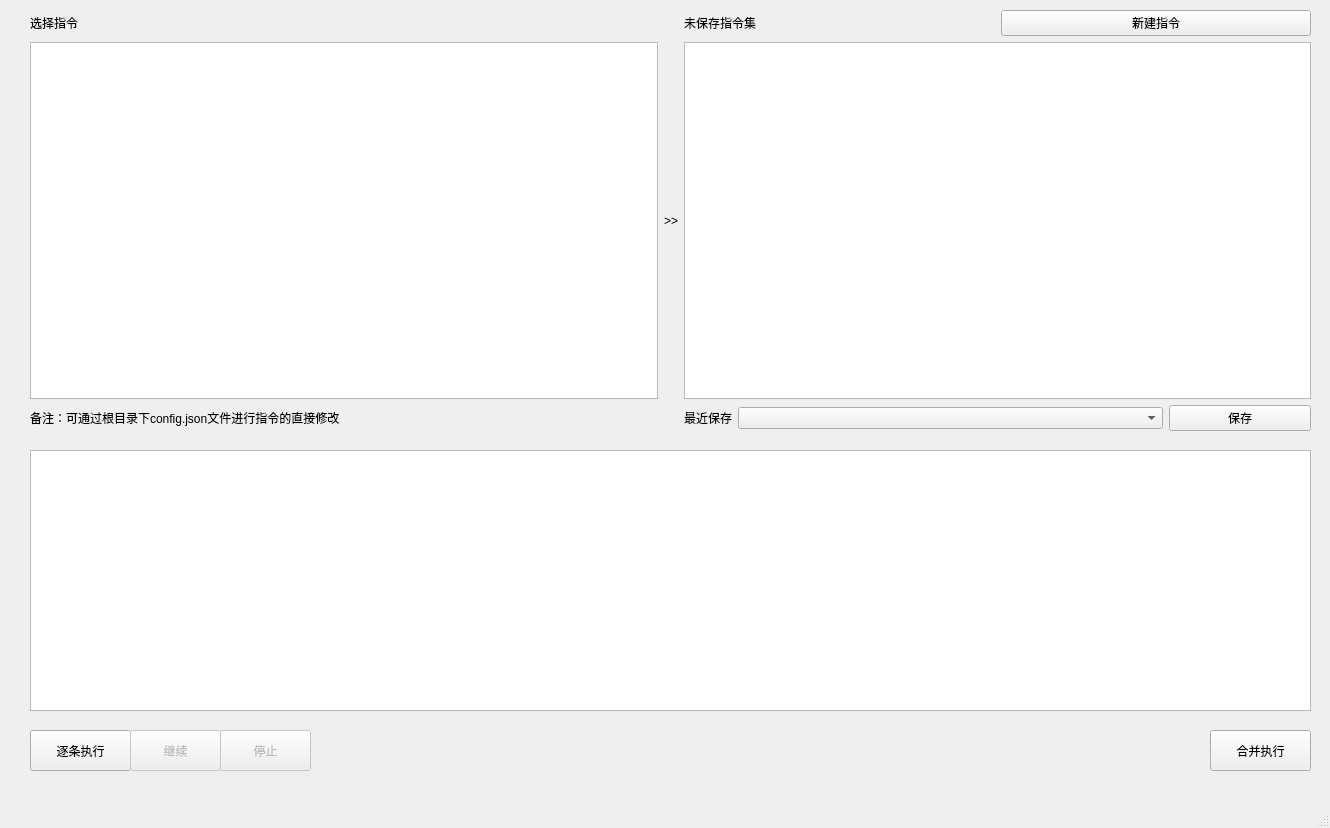
The window that ui/layout/index.ui (xiaohaijoe/AutoPackage) describes before a commit, drawn with Qt 5.
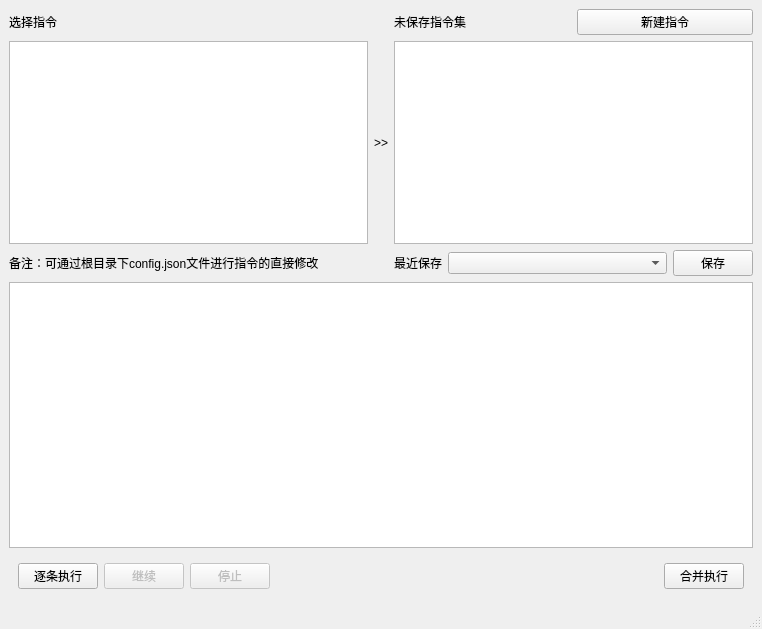
The same window after the commit.

What changed in the file:
```diff
--- a/ui/layout/index.ui
+++ b/ui/layout/index.ui
@@ -6,8 +6,8 @@
    <rect>
     <x>0</x>
     <y>0</y>
-    <width>1330</width>
-    <height>828</height>
+    <width>762</width>
+    <height>629</height>
    </rect>
   </property>
   <property name="sizePolicy">
@@ -26,28 +26,8 @@
      <verstretch>0</verstretch>
     </sizepolicy>
    </property>
-   <widget class="QPushButton" name="mergeSubmitBtn">
-    <property name="geometry">
-     <rect>
-      <x>1210</x>
-      <y>730</y>
-      <width>101</width>
-      <height>41</height>
-     </rect>
-    </property>
-    <property name="text">
-     <string>合并执行</string>
-    </property>
-   </widget>
-   <widget class="QWidget" name="gridLayoutWidget_2">
-    <property name="geometry">
-     <rect>
-      <x>30</x>
-      <y>10</y>
-      <width>1281</width>
-      <height>421</height>
-     </rect>
-    </property>
+   <layout class="QVBoxLayout" name="verticalLayout">
+    <item>
     <layout class="QGridLayout" name="gridLayout_2">
      <item row="0" column="2">
       <layout class="QHBoxLayout" name="horizontalLayout_5">
@@ -106,6 +86,9 @@
        <property name="text">
         <string>备注：可通过根目录下config.json文件进行指令的直接修改</string>
        </property>
+        <property name="wordWrap">
+         <bool>true</bool>
+        </property>
       </widget>
      </item>
      <item row="2" column="2">
@@ -143,65 +126,74 @@
       </layout>
      </item>
     </layout>
-   </widget>
+    </item>
+    <item>
    <widget class="QListView" name="progressListView">
-    <property name="geometry">
-     <rect>
-      <x>30</x>
-      <y>450</y>
-      <width>1281</width>
-      <height>261</height>
-     </rect>
-    </property>
     <property name="verticalScrollMode">
      <enum>QAbstractItemView::ScrollPerPixel</enum>
     </property>
    </widget>
+    </item>
+    <item>
+     <widget class="QFrame" name="horizontalFrame">
+      <property name="minimumSize">
+       <size>
+        <width>0</width>
+        <height>0</height>
+       </size>
+      </property>
+      <layout class="QGridLayout" name="gridLayout">
+       <item row="0" column="0">
    <widget class="QPushButton" name="singleSubmitBtn">
-    <property name="geometry">
-     <rect>
-      <x>30</x>
-      <y>730</y>
-      <width>101</width>
-      <height>41</height>
-     </rect>
-    </property>
     <property name="text">
      <string>逐条执行</string>
     </property>
    </widget>
+       </item>
+       <item row="0" column="4">
+        <widget class="QPushButton" name="mergeSubmitBtn">
+         <property name="text">
+          <string>合并执行</string>
+         </property>
+        </widget>
+       </item>
+       <item row="0" column="2">
    <widget class="QPushButton" name="stopBtn">
     <property name="enabled">
      <bool>false</bool>
     </property>
-    <property name="geometry">
-     <rect>
-      <x>220</x>
-      <y>730</y>
-      <width>91</width>
-      <height>41</height>
-     </rect>
-    </property>
     <property name="text">
      <string>停止</string>
     </property>
    </widget>
+       </item>
+       <item row="0" column="1">
    <widget class="QPushButton" name="continueBtn">
     <property name="enabled">
      <bool>false</bool>
     </property>
-    <property name="geometry">
-     <rect>
-      <x>130</x>
-      <y>730</y>
-      <width>91</width>
-      <height>41</height>
-     </rect>
-    </property>
     <property name="text">
      <string>继续</string>
     </property>
    </widget>
+       </item>
+       <item row="0" column="3">
+        <spacer name="horizontalSpacer">
+         <property name="orientation">
+          <enum>Qt::Horizontal</enum>
+         </property>
+         <property name="sizeHint" stdset="0">
+          <size>
+           <width>40</width>
+           <height>20</height>
+          </size>
+         </property>
+        </spacer>
+       </item>
+      </layout>
+     </widget>
+    </item>
+   </layout>
   </widget>
   <widget class="QMenuBar" name="menubar">
    <property name="geometry">
```
Left out of the diff: 2 changed lines with no effect on the pictures. Lines whose indentation alone changed are shown as unchanged.
